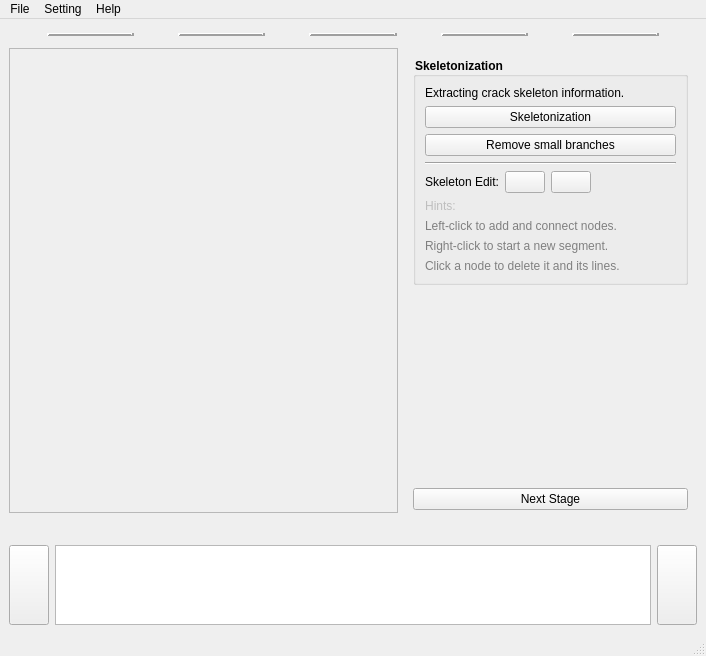
The window that src/resources/ui/main.ui (TUD-IMB/Crackpot) describes before a commit, drawn with Qt 5.
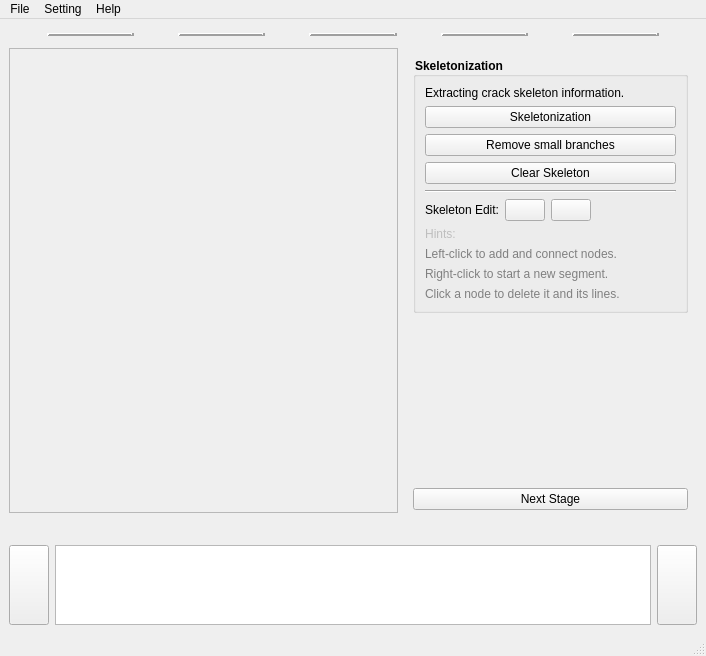
The same window after the commit. The open tabs and pages were chosen to show the change. Icons and pictures are not drawn.

Commit message:
Add button to clear the skeleton of the current image
The Skeleton Extraction Stage had no way to discard a generated skeleton
without restarting the whole workflow. The new "Clear Skeleton" button
resets the skeleton (including any manually added points/lines) for the
currently displayed image only, so it can be corrected or regenerated
without touching the other uploaded images.

The edit to the form file:
```diff
--- a/src/resources/ui/main.ui
+++ b/src/resources/ui/main.ui
@@ -1246,6 +1246,23 @@
                      </property>
                     </widget>
                    </item>
+                   <item>
+                    <widget class="QPushButton" name="clearSkeletonButton">
+                     <property name="text">
+                      <string>Clear Skeleton</string>
+                     </property>
+                     <property name="icon">
+                      <iconset resource="../icon.qrc">
+                       <normaloff>:/icons/icons/delete.svg</normaloff>:/icons/icons/delete.svg</iconset>
+                     </property>
+                     <property name="iconSize">
+                      <size>
+                       <width>20</width>
+                       <height>20</height>
+                      </size>
+                     </property>
+                    </widget>
+                   </item>
                    <item>
                     <layout class="QVBoxLayout" name="verticalLayout_14">
                      <item>
```
The commit also changes 3 other files.
